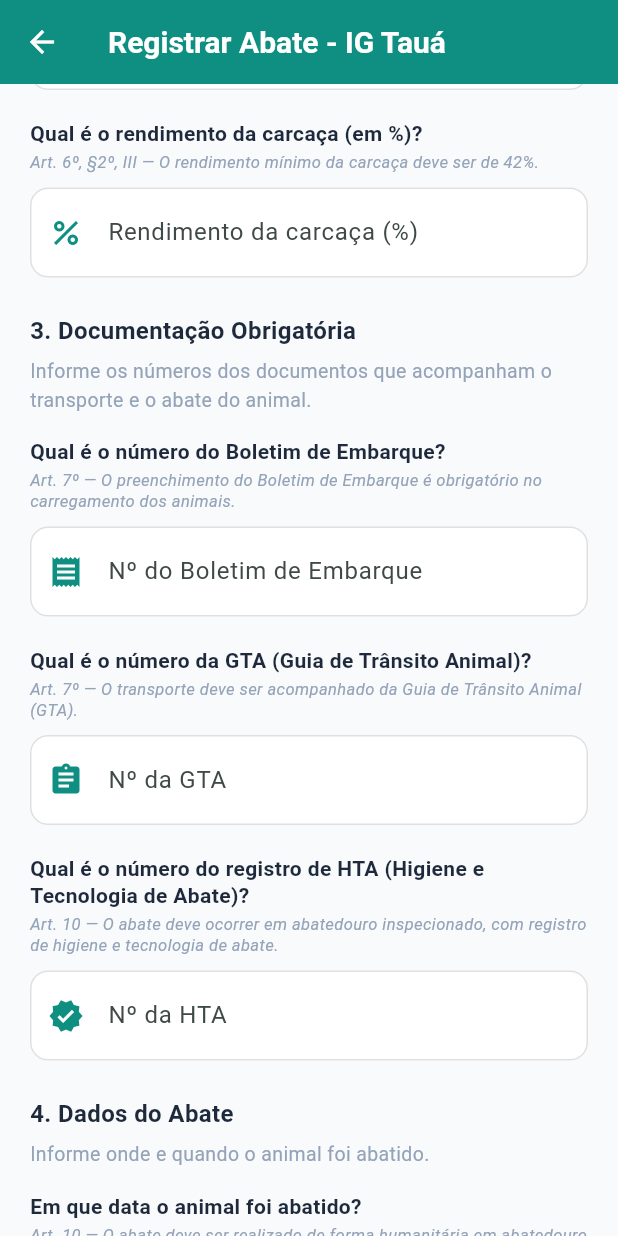
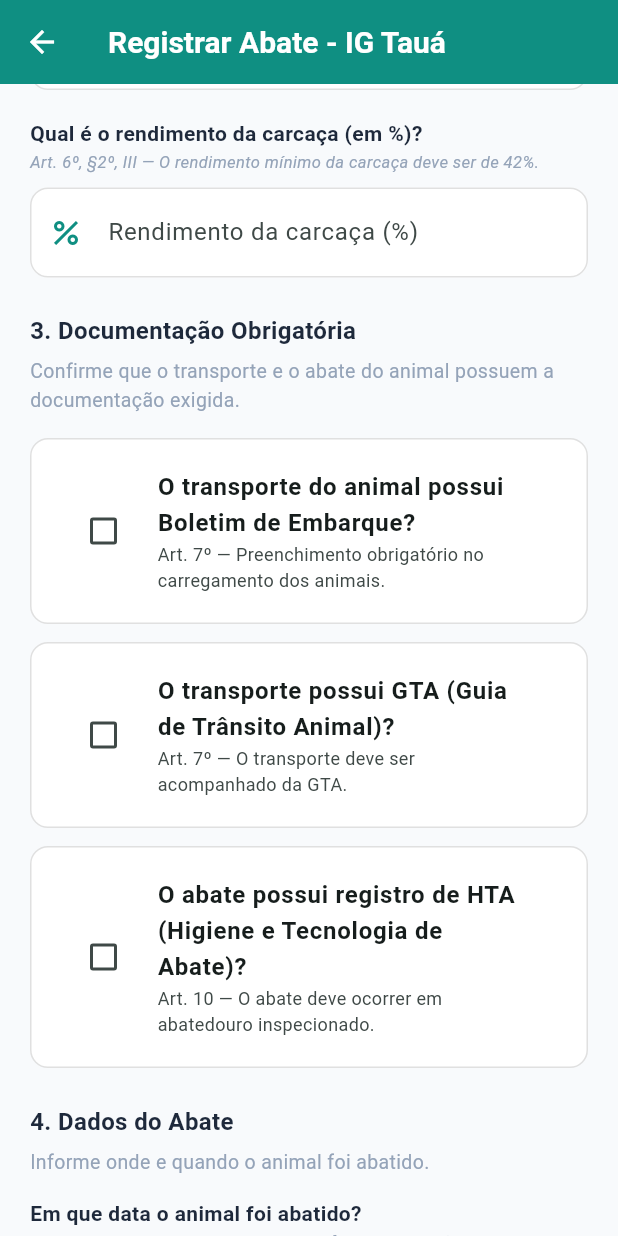
Before and after one commit to digg0/sisov-mobile, a Flutter app: the SlaughterRegistrationScreen screen opened directly with empty values, scrolled down 1152 dp, on a phone screen of 412 x 824 dp. Run offline on Flutter 3.47's test engine with Material 3 defaults, Android fonts, the phone set to English and light mode, and no system bars; our stand-ins replace flutter_secure_storage, qr_flutter; missing offline and left inert: dart:html, mobile_scanner; accounts and stored records are empty; network calls fail.

Commit message:
feat(abate): sincroniza payload de abate com o backend e renomeia brinco para coleira
Alinha nomes e tipos dos campos enviados ao endpoint de abate com o
contrato do backend (proofOfAge, hasBoletimEmbarque/GTA/HTA, carcassYield,
frigorificoCode, confirmWelfare/Sanity, additionalNotes) e substitui a
nomenclatura 'brinco' por 'coleira' nas telas de animais.

```diff
--- a/lib/features/animals/models/slaughter_registration_model.dart
+++ b/lib/features/animals/models/slaughter_registration_model.dart
@@ -1,88 +1,87 @@
 class SlaughterRegistration {
-  final String animalId;
+  final String animalId; // Usado apenas na URL, não enviado no corpo
   final DateTime slaughterDate;
   final String slaughterLocation;
   final double carcassWeight;
-  final String animalAgeProof; // 'TRACEABILITY' ou 'TEETH'
-  final String carcassColor; // 'PINK_RED' para vermelha rosada
-  final String fatColor; // 'WHITE' para branca
-  final String meatTexture; // 'FINE' para fina
-  final String bulletinNumber; // Boletim de Embarque
-  final String gtaNumber; // Guia de Trânsito Animal
-  final String htaNumber; // HTA (Higiene e Tecnologia de Abate)
-  final bool animalWelfareConfirmed;
-  final bool sanitaryConditionConfirmed;
+  final String proofOfAge; // 'RASTREABILIDADE' ou 'DENTES'
+  final String carcassColor; // 'VERMELHA_ROSADA'
+  final String fatColor; // 'BRANCA'
+  final String meatTexture; // 'FINA'
+  final bool hasBoletimEmbarque; // Possui Boletim de Embarque
+  final bool hasGTA; // Possui Guia de Trânsito Animal
+  final bool hasHTA; // Possui Higiene e Tecnologia de Abate
+  final bool confirmWelfare;
+  final bool confirmSanity;
   final bool
       geographicOriginConfirmed; // Criado em Tauá ou min. 3 meses na região (Art. 6º, §1º)
   final bool
       preSlaughterFastingConfirmed; // Dieta hídrica 12h + sólida 16h (Art. 8º)
-  final double carcassRendimento; // Rendimento da carcaça (%)
-  final String observations;
-  final String slaughterhouseCode; // Código do frigorífico
+  final double carcassYield; // Rendimento da carcaça (%)
+  final String additionalNotes;
+  final String frigorificoCode; // Código do frigorífico (SIF/SIE/SIM)
 
   SlaughterRegistration({
     required this.animalId,
     required this.slaughterDate,
     required this.slaughterLocation,
     required this.carcassWeight,
-    required this.animalAgeProof,
+    required this.proofOfAge,
     required this.carcassColor,
     required this.fatColor,
     required this.meatTexture,
-    required this.bulletinNumber,
-    required this.gtaNumber,
-    required this.htaNumber,
-    required this.animalWelfareConfirmed,
-    required this.sanitaryConditionConfirmed,
+    required this.hasBoletimEmbarque,
+    required this.hasGTA,
+    required this.hasHTA,
+    required this.confirmWelfare,
+    required this.confirmSanity,
     required this.geographicOriginConfirmed,
     required this.preSlaughterFastingConfirmed,
-    required this.carcassRendimento,
-    required this.observations,
-    required this.slaughterhouseCode,
+    required this.carcassYield,
+    required this.additionalNotes,
+    required this.frigorificoCode,
   });
 
   Map<String, dynamic> toJson() => {
-    'animalId': animalId,
-    'slaughterDate': slaughterDate.toIso8601String(),
-    'slaughterLocation': slaughterLocation,
-    'carcassWeight': carcassWeight,
-    'animalAgeProof': animalAgeProof,
+    'proofOfAge': proofOfAge,
     'carcassColor': carcassColor,
     'fatColor': fatColor,
     'meatTexture': meatTexture,
-    'bulletinNumber': bulletinNumber,
-    'gtaNumber': gtaNumber,
-    'htaNumber': htaNumber,
-    'animalWelfareConfirmed': animalWelfareConfirmed,
-    'sanitaryConditionConfirmed': sanitaryConditionConfirmed,
+    'carcassWeight': carcassWeight,
+    'carcassYield': carcassYield,
+    'hasBoletimEmbarque': hasBoletimEmbarque,
+    'hasGTA': hasGTA,
+    'hasHTA': hasHTA,
+    'slaughterDate': slaughterDate.toIso8601String(),
+    'slaughterLocation': slaughterLocation,
+    'frigorificoCode': frigorificoCode,
+    'confirmWelfare': confirmWelfare,
+    'confirmSanity': confirmSanity,
     'geographicOriginConfirmed': geographicOriginConfirmed,
     'preSlaughterFastingConfirmed': preSlaughterFastingConfirmed,
-    'carcassRendimento': carcassRendimento,
-    'observations': observations,
-    'slaughterhouseCode': slaughterhouseCode,
+    if (additionalNotes.isNotEmpty) 'additionalNotes': additionalNotes,
   };
 
   factory SlaughterRegistration.fromJson(Map<String, dynamic> json) =>
       SlaughterRegistration(
-        animalId: json['animalId'] as String,
+        animalId: json['animalId'] as String? ?? '',
         slaughterDate: DateTime.parse(json['slaughterDate'] as String),
         slaughterLocation: json['slaughterLocation'] as String,
         carcassWeight: (json['carcassWeight'] as num).toDouble(),
-        animalAgeProof: json['animalAgeProof'] as String,
+        proofOfAge: json['proofOfAge'] as String,
         carcassColor: json['carcassColor'] as String,
         fatColor: json['fatColor'] as String,
         meatTexture: json['meatTexture'] as String,
-        bulletinNumber: json['bulletinNumber'] as String,
-        gtaNumber: json['gtaNumber'] as String,
-        htaNumber: json['htaNumber'] as String,
-        animalWelfareConfirmed: json['animalWelfareConfirmed'] as bool,
-        sanitaryConditionConfirmed: json['sanitaryConditionConfirmed'] as bool,
+        hasBoletimEmbarque: json['hasBoletimEmbarque'] as bool? ?? false,
+        hasGTA: json['hasGTA'] as bool? ?? false,
+        hasHTA: json['hasHTA'] as bool? ?? false,
+        confirmWelfare: json['confirmWelfare'] as bool? ?? false,
+        confirmSanity: json['confirmSanity'] as bool? ?? false,
         geographicOriginConfirmed:
             json['geographicOriginConfirmed'] as bool? ?? false,
         preSlaughterFastingConfirmed:
             json['preSlaughterFastingConfirmed'] as bool? ?? false,
-        carcassRendimento: (json['carcassRendimento'] as num).toDouble(),
-        observations: json['observations'] as String,
-        slaughterhouseCode: json['slaughterhouseCode'] as String,
+        carcassYield: (json['carcassYield'] as num).toDouble(),
+        additionalNotes: json['additionalNotes'] as String? ?? '',
+        frigorificoCode: json['frigorificoCode'] as String,
       );
 }
--- a/lib/features/animals/views/animal_create_screen.dart
+++ b/lib/features/animals/views/animal_create_screen.dart
@@ -111,11 +111,11 @@ class _AnimalCreateScreenState extends State<AnimalCreateScreen> {
                   controller: _tagController,
                   keyboardType: TextInputType.number,
                   inputFormatters: [FilteringTextInputFormatter.digitsOnly],
-                  decoration: _inputStyle('Número do Brinco', Icons.tag).copyWith(
+                  decoration: _inputStyle('Número da Coleira', Icons.tag).copyWith(
                     prefixText: 'Nº ',
                     prefixStyle: const TextStyle(color: Colors.black54, fontWeight: FontWeight.bold, fontSize: 16),
                   ),
-                  validator: (v) => v == null || v.isEmpty ? 'O número do brinco é obrigatório' : null,
+                  validator: (v) => v == null || v.isEmpty ? 'O número da coleira é obrigatório' : null,
                 ),
               ),
 
--- a/lib/features/animals/views/animal_details_screen.dart
+++ b/lib/features/animals/views/animal_details_screen.dart
@@ -392,7 +392,7 @@ class _AnimalDetailsScreenState extends State<AnimalDetailsScreen> {
 
                   children: [
                     Text(
-                      'Brinco: ${animal['tagId'] ?? 'N/A'}',
+                      'Coleira: ${animal['tagId'] ?? 'N/A'}',
 
                       style: const TextStyle(
                         fontSize: 22,
--- a/lib/features/animals/views/animal_search_screen.dart
+++ b/lib/features/animals/views/animal_search_screen.dart
@@ -212,7 +212,7 @@ class _AnimalSearchScreenState extends State<AnimalSearchScreen> {
               controller: _searchController,
               onChanged: _filterAnimals,
               decoration: InputDecoration(
-                hintText: 'Buscar por brinco ou raça...',
+                hintText: 'Buscar por coleira ou raça...',
                 hintStyle: TextStyle(color: Colors.white.withOpacity(0.7)),
                 filled: true,
                 fillColor: Colors.white.withOpacity(0.15),
@@ -280,7 +280,7 @@ class _AnimalSearchScreenState extends State<AnimalSearchScreen> {
               child: Icon(isMale ? Icons.male : Icons.female, color: isMale ? Colors.blue : Colors.pink),
             ),
             title: Text(
-              'Brinco: ${animal['tagId'] ?? 'N/A'}',
+              'Coleira: ${animal['tagId'] ?? 'N/A'}',
               style: const TextStyle(fontWeight: FontWeight.bold, color: AppColors.textPrimary)
             ),
             subtitle: Text(animal['breed'] ?? 'Raça não informada'),
--- a/lib/features/animals/views/slaughter_registration_screen.dart
+++ b/lib/features/animals/views/slaughter_registration_screen.dart
@@ -30,19 +30,19 @@ class _SlaughterRegistrationScreenState
   // Controllers para campos de texto
   final _slaughterLocationController = TextEditingController();
   final _carcassWeightController = TextEditingController();
-  final _bulletinNumberController = TextEditingController();
-  final _gtaNumberController = TextEditingController();
-  final _htaNumberController = TextEditingController();
   final _slaughterhouseCodeController = TextEditingController();
   final _observationsController = TextEditingController();
   final _carcassRendimentoController = TextEditingController();
 
-  // Valores selecionados
+  // Valores selecionados (usam os mesmos códigos aceitos pelo backend)
   DateTime? _selectedSlaughterDate;
-  String _animalAgeProof = 'TRACEABILITY';
-  String _carcassColor = 'PINK_RED';
-  String _fatColor = 'WHITE';
-  String _meatTexture = 'FINE';
+  String _proofOfAge = 'RASTREABILIDADE';
+  String _carcassColor = 'VERMELHA_ROSADA';
+  String _fatColor = 'BRANCA';
+  String _meatTexture = 'FINA';
+  bool _hasBoletimEmbarque = false;
+  bool _hasGTA = false;
+  bool _hasHTA = false;
   bool _animalWelfareConfirmed = false;
   bool _sanitaryConditionConfirmed = false;
   bool _geographicOriginConfirmed = false;
@@ -58,9 +58,6 @@ class _SlaughterRegistrationScreenState
   void dispose() {
     _slaughterLocationController.dispose();
     _carcassWeightController.dispose();
-    _bulletinNumberController.dispose();
-    _gtaNumberController.dispose();
-    _htaNumberController.dispose();
     _slaughterhouseCodeController.dispose();
     _observationsController.dispose();
     _carcassRendimentoController.dispose();
@@ -84,6 +81,33 @@ class _SlaughterRegistrationScreenState
 
     if (_selectedSlaughterDate == null) {
       _showError('Selecione a data do abate');
+      return;
+    }
+
+    // Características da carcaça: o Caderno exige valores específicos.
+    if (_carcassColor != 'VERMELHA_ROSADA') {
+      _showError(
+        'A carcaça deve ser vermelha rosada para atender à IG (Art. 6º, §2º, I)',
+      );
+      return;
+    }
+    if (_fatColor != 'BRANCA') {
+      _showError(
+        'A gordura deve ser branca para atender à IG (Art. 6º, §2º, I)',
+      );
+      return;
+    }
+    if (_meatTexture != 'FINA') {
+      _showError(
+        'A textura da carne deve ser fina para atender à IG (Art. 6º, §2º, I)',
+      );
+      return;
+    }
+
+    if (!_hasBoletimEmbarque || !_hasGTA || !_hasHTA) {
+      _showError(
+        'Confirme a posse do Boletim de Embarque, GTA e HTA (documentação obrigatória)',
+      );
       return;
     }
 
@@ -116,21 +140,21 @@ class _SlaughterRegistrationScreenState
         slaughterDate: _selectedSlaughterDate!,
         slaughterLocation: _slaughterLocationController.text.trim(),
         carcassWeight: double.tryParse(_carcassWeightController.text) ?? 0,
-        animalAgeProof: _animalAgeProof,
+        proofOfAge: _proofOfAge,
         carcassColor: _carcassColor,
         fatColor: _fatColor,
         meatTexture: _meatTexture,
-        bulletinNumber: _bulletinNumberController.text.trim(),
-        gtaNumber: _gtaNumberController.text.trim(),
-        htaNumber: _htaNumberController.text.trim(),
-        animalWelfareConfirmed: _animalWelfareConfirmed,
-        sanitaryConditionConfirmed: _sanitaryConditionConfirmed,
+        hasBoletimEmbarque: _hasBoletimEmbarque,
+        hasGTA: _hasGTA,
+        hasHTA: _hasHTA,
+        confirmWelfare: _animalWelfareConfirmed,
+        confirmSanity: _sanitaryConditionConfirmed,
         geographicOriginConfirmed: _geographicOriginConfirmed,
         preSlaughterFastingConfirmed: _preSlaughterFastingConfirmed,
-        carcassRendimento:
+        carcassYield:
             double.tryParse(_carcassRendimentoController.text) ?? 0,
-        observations: _observationsController.text.trim(),
-        slaughterhouseCode: _slaughterhouseCodeController.text.trim(),
+        additionalNotes: _observationsController.text.trim(),
+        frigorificoCode: _slaughterhouseCodeController.text.trim(),
       );
 
       final result = await _animalService.registerSlaughter(registration);
@@ -198,7 +222,7 @@ class _SlaughterRegistrationScreenState
               ),
               const SizedBox(height: 12),
               _buildInfoCard(
-                label: 'Brinco',
+                label: 'Coleira',
                 value: widget.animalTag,
                 icon: Icons.tag,
               ),
@@ -242,12 +266,12 @@ class _SlaughterRegistrationScreenState
               ),
               _buildDropdown(
                 label: 'Selecione o método de comprovação',
-                value: _animalAgeProof,
+                value: _proofOfAge,
                 items: const [
-                  {'value': 'TRACEABILITY', 'label': 'Rastreabilidade'},
-                  {'value': 'TEETH', 'label': 'Análise de Dentes'},
+                  {'value': 'RASTREABILIDADE', 'label': 'Rastreabilidade'},
+                  {'value': 'DENTES', 'label': 'Análise de Dentes'},
                 ],
-                onChanged: (val) => setState(() => _animalAgeProof = val),
+                onChanged: (val) => setState(() => _proofOfAge = val),
               ),
               const SizedBox(height: 20),
 
@@ -261,8 +285,8 @@ class _SlaughterRegistrationScreenState
                 label: 'Selecione a cor da carcaça',
                 value: _carcassColor,
                 items: const [
-                  {'value': 'PINK_RED', 'label': 'Vermelha Rosada'},
-                  {'value': 'OTHER', 'label': 'Outra'},
+                  {'value': 'VERMELHA_ROSADA', 'label': 'Vermelha Rosada'},
+                  {'value': 'OTHER', 'label': 'Outra (não conforme)'},
                 ],
                 onChanged: (val) => setState(() => _carcassColor = val),
               ),
@@ -278,8 +302,8 @@ class _SlaughterRegistrationScreenState
                 label: 'Selecione a cor da gordura',
                 value: _fatColor,
                 items: const [
-                  {'value': 'WHITE', 'label': 'Branca'},
-                  {'value': 'OTHER', 'label': 'Outra'},
+                  {'value': 'BRANCA', 'label': 'Branca'},
+                  {'value': 'OTHER', 'label': 'Outra (não conforme)'},
                 ],
                 onChanged: (val) => setState(() => _fatColor = val),
               ),
@@ -295,8 +319,8 @@ class _SlaughterRegistrationScreenState
                 label: 'Selecione a textura da carne',
                 value: _meatTexture,
                 items: const [
-                  {'value': 'FINE', 'label': 'Fina'},
-                  {'value': 'OTHER', 'label': 'Outra'},
+                  {'value': 'FINA', 'label': 'Fina'},
+                  {'value': 'OTHER', 'label': 'Outra (não conforme)'},
                 ],
                 onChanged: (val) => setState(() => _meatTexture = val),
               ),
@@ -365,68 +389,38 @@ class _SlaughterRegistrationScreenState
               _buildSectionHeader('3. Documentação Obrigatória'),
               const SizedBox(height: 6),
               const Text(
-                'Informe os números dos documentos que acompanham o transporte e o abate do animal.',
+                'Confirme que o transporte e o abate do animal possuem a documentação exigida.',
                 style: TextStyle(fontSize: 13, color: AppColors.textMuted),
               ),
               const SizedBox(height: 16),
 
-              _buildQuestionLabel(
-                'Qual é o número do Boletim de Embarque?',
-                reference:
-                    'Art. 7º — O preenchimento do Boletim de Embarque é obrigatório no carregamento dos animais.',
+              _buildCheckboxTile(
+                title: 'O transporte do animal possui Boletim de Embarque?',
+                subtitle:
+                    'Art. 7º — Preenchimento obrigatório no carregamento dos animais.',
+                value: _hasBoletimEmbarque,
+                onChanged: (val) =>
+                    setState(() => _hasBoletimEmbarque = val ?? false),
               ),
-              TextFormField(
-                controller: _bulletinNumberController,
-                decoration: _inputDecoration(
-                  'Nº do Boletim de Embarque',
-                  Icons.receipt,
-                ),
-                validator: (val) {
-                  if (val == null || val.isEmpty) {
-                    return 'Boletim de Embarque é obrigatório';
-                  }
-                  return null;
-                },
+              const SizedBox(height: 12),
+
+              _buildCheckboxTile(
+                title:
+                    'O transporte possui GTA (Guia de Trânsito Animal)?',
+                subtitle:
+                    'Art. 7º — O transporte deve ser acompanhado da GTA.',
+                value: _hasGTA,
+                onChanged: (val) => setState(() => _hasGTA = val ?? false),
               ),
-              const SizedBox(height: 20),
+              const SizedBox(height: 12),
 
-              _buildQuestionLabel(
-                'Qual é o número da GTA (Guia de Trânsito Animal)?',
-                reference:
-                    'Art. 7º — O transporte deve ser acompanhado da Guia de Trânsito Animal (GTA).',
-              ),
-              TextFormField(
-                controller: _gtaNumberController,
-                decoration: _inputDecoration(
-                  'Nº da GTA',
-                  Icons.assignment,
-                ),
-                validator: (val) {
-                  if (val == null || val.isEmpty) {
-                    return 'GTA é obrigatória';
-                  }
-                  return null;
-                },
-              ),
-              const SizedBox(height: 20),
-
-              _buildQuestionLabel(
-                'Qual é o número do registro de HTA (Higiene e Tecnologia de Abate)?',
-                reference:
-                    'Art. 10 — O abate deve ocorrer em abatedouro inspecionado, com registro de higiene e tecnologia de abate.',
-              ),
-              TextFormField(
-                controller: _htaNumberController,
-                decoration: _inputDecoration(
-                  'Nº da HTA',
-                  Icons.verified,
-                ),
-                validator: (val) {
-                  if (val == null || val.isEmpty) {
-                    return 'HTA é obrigatória';
-                  }
-                  return null;
-                },
+              _buildCheckboxTile(
+                title:
+                    'O abate possui registro de HTA (Higiene e Tecnologia de Abate)?',
+                subtitle:
+                    'Art. 10 — O abate deve ocorrer em abatedouro inspecionado.',
+                value: _hasHTA,
+                onChanged: (val) => setState(() => _hasHTA = val ?? false),
               ),
               const SizedBox(height: 24),
 
```
